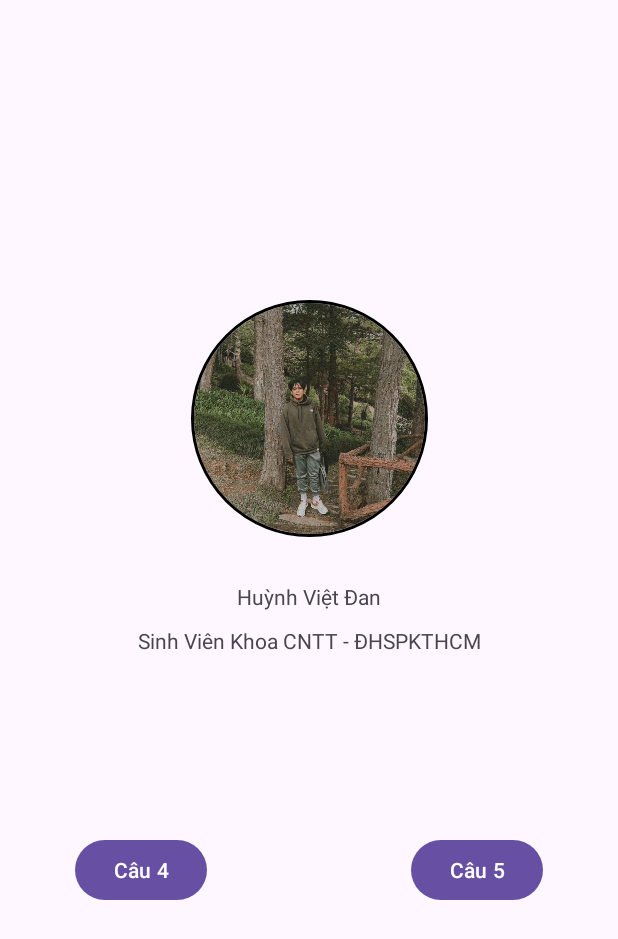
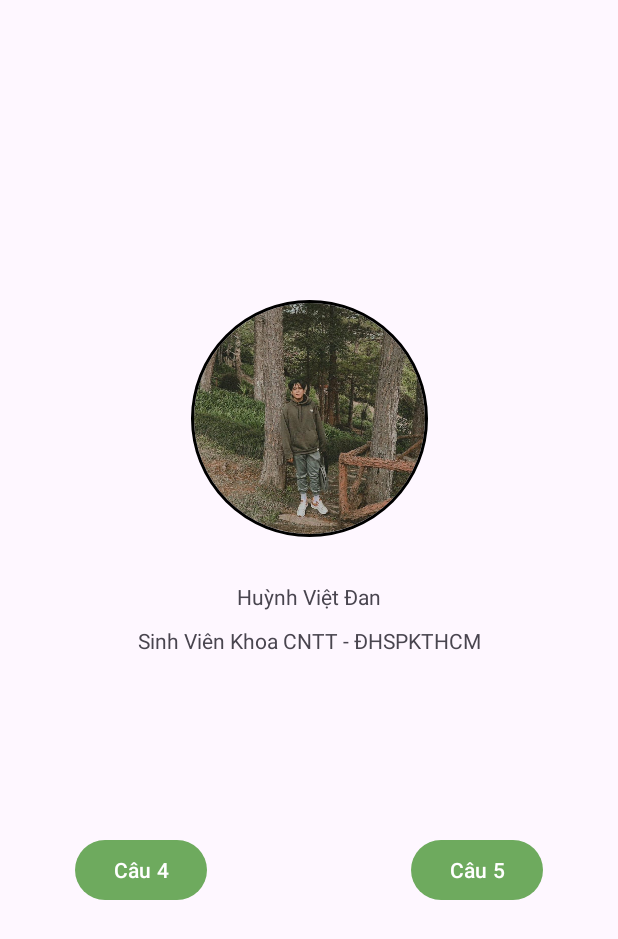
Before and after one commit to Danhuynh224/BaiTap01Mobile, an Android app: the screen it shows after launch (MainActivity), on a phone screen of 412 x 824 dp. Shown: the top 939 px of the screen. Run offline under Robolectric (Android 15) with nearby library versions, the phone set to English and light mode, and no system bars; our stand-ins replace CircleImageView.

Commit message:
Sửa màu

```diff
--- a/app/src/main/res/values/themes.xml
+++ b/app/src/main/res/values/themes.xml
@@ -3,6 +3,7 @@
     <style name="Base.Theme.BaiTap01" parent="Theme.Material3.DayNight.NoActionBar">
         <!-- Customize your light theme here. -->
         <!-- <item name="colorPrimary">@color/my_light_primary</item> -->
+        <item name="colorPrimary">@color/green</item>
     </style>
 
     <style name="Theme.BaiTap01" parent="Base.Theme.BaiTap01" />
```
